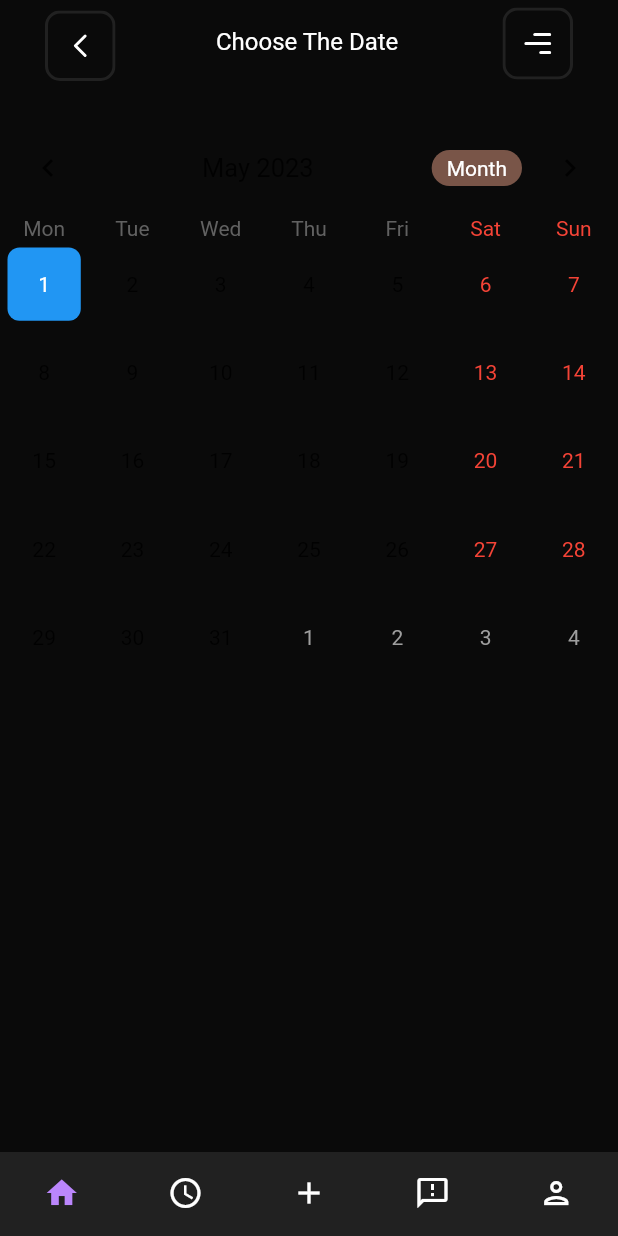
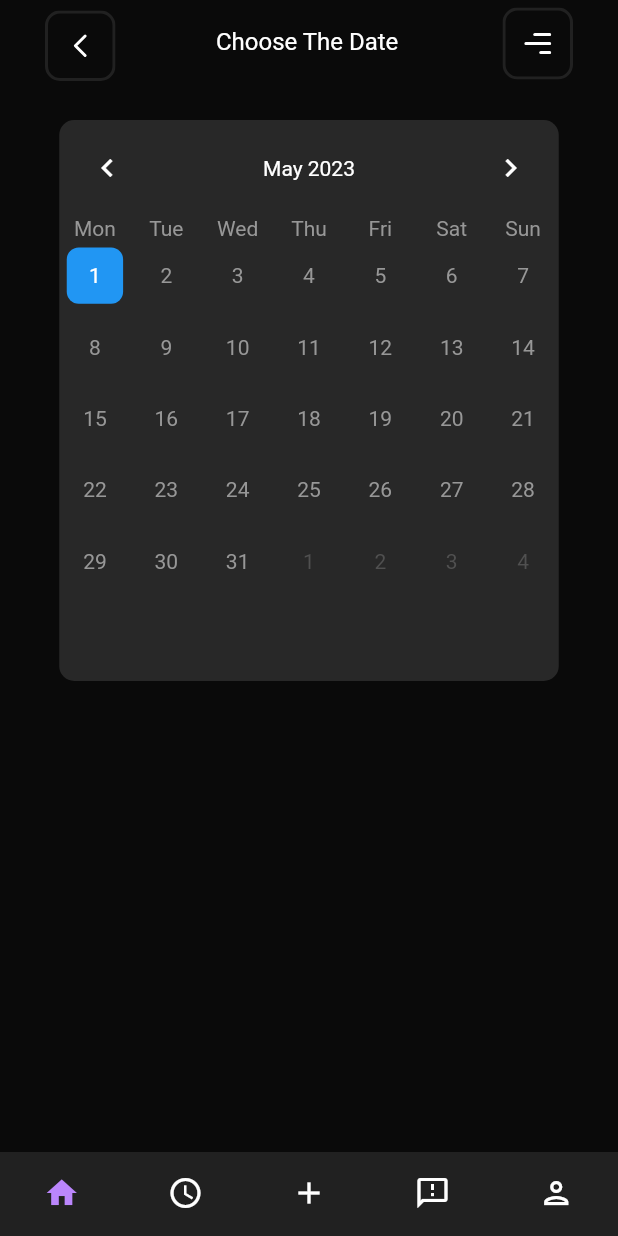
Before and after one commit to antrollingsid/a2b, a Flutter app: the PlaceOrderCalender screen opened directly, on a phone screen of 412 x 824 dp. Run offline on Flutter 3.47's test engine with Material 2 defaults, Android fonts, the light colour scheme and no system bars; drawn by our look-alikes of table_calendar; our stand-ins replace carousel_slider, dots_indicator, flutter_svg, get, google_maps_flutter, gradient_borders and 3 more; generated files the repository leaves out were written again; Roboto replaces fonts that are missing (Helvetica).

Commit message:
styling calendar

```diff
--- a/lib/User/screens/calender.dart
+++ b/lib/User/screens/calender.dart
@@ -1,6 +1,7 @@
 // ignore_for_file: unused_import, import_of_legacy_library_into_null_safe, duplicate_import, prefer_final_fields, use_key_in_widget_constructors
 
 import 'package:a2b/User/screens/dashboard.dart';
+import 'package:flutter/material.dart';
 import 'package:get/get.dart';
 import 'package:table_calendar/table_calendar.dart';
 import 'package:flutter/services.dart' show rootBundle;
@@ -50,11 +51,38 @@
           child: Column(
             crossAxisAlignment: CrossAxisAlignment.start,
             children: [
-              TableCalendar(
+              Container(
+                width: 333,
+                height: 374,
+                decoration: BoxDecoration(
+                  color: const Color.fromARGB(255, 40, 40, 40),
+                  borderRadius: BorderRadius.circular(10),
+                ),
+                child: TableCalendar(
                   calendarController: _controller, // use the controller here
                   initialCalendarFormat: CalendarFormat.month,
+                  daysOfWeekStyle: const DaysOfWeekStyle(
+                    weekendStyle: TextStyle(
+                      color: AppColors.textGrey,
+                    ),
+                    weekdayStyle: TextStyle(
+                      color: AppColors.textGrey,
+                    ),
+                  ),
                   calendarStyle: CalendarStyle(
-                  todayColor: Colors.blue,
+                    weekdayStyle: const TextStyle(
+                      color: AppColors.textGrey,
+                    ),
+                    weekendStyle: const TextStyle(
+                      color: AppColors.textGrey,
+                    ),
+                    outsideWeekendStyle: const TextStyle(
+                      color: Color.fromARGB(255, 80, 80, 80),
+                    ),
+                    outsideStyle: const TextStyle(
+                      color: Color.fromARGB(255, 80, 80, 80),
+                    ),
+                    todayColor: AppColors.secondaryBlue,
                     selectedColor: Theme.of(context).primaryColor,
                     todayStyle: const TextStyle(
                       fontWeight: FontWeight.bold,
@@ -62,16 +90,25 @@
                       color: Colors.white,
                     ),
                   ),
-                headerStyle: HeaderStyle(
+                  headerStyle: const HeaderStyle(
+                    rightChevronIcon: Icon(
+                      Icons.chevron_right,
+                      color: AppColors.backgroundLightMode,
+                    ),
+                    leftChevronIcon: Icon(
+                      Icons.chevron_left,
+                      color: AppColors.backgroundLightMode,
+                    ),
+                    titleTextStyle: TextStyle(
+                      color: AppColors.backgroundLightMode,
+                    ),
                     centerHeaderTitle: true,
-                  formatButtonDecoration: BoxDecoration(
-                    color: Colors.brown,
-                    borderRadius: BorderRadius.circular(22.0),
-                  ),
-                  formatButtonTextStyle: const TextStyle(color: Colors.white),
+                    formatButtonVisible: false,
+                    formatButtonTextStyle: TextStyle(color: Colors.white),
                     formatButtonShowsNext: false,
                   ),
                   startingDayOfWeek: StartingDayOfWeek.monday,
+
                   // onDaySelected: (date, events) {
                   //   print(date.toUtc());
                   // },
@@ -92,12 +129,13 @@
                       margin: const EdgeInsets.all(5.0),
                       alignment: Alignment.center,
                       decoration: BoxDecoration(
-                      color: Colors.blue,
+                        color: AppColors.primaryDark,
                         borderRadius: BorderRadius.circular(8.0),
                       ),
                       child: Text(
                         date.day.toString(),
                         style: const TextStyle(color: Colors.white),
+                      ),
                     ),
                   ),
                 ),
```
Also changed, not shown: 1 other file. Lines whose indentation alone changed are shown as unchanged.
